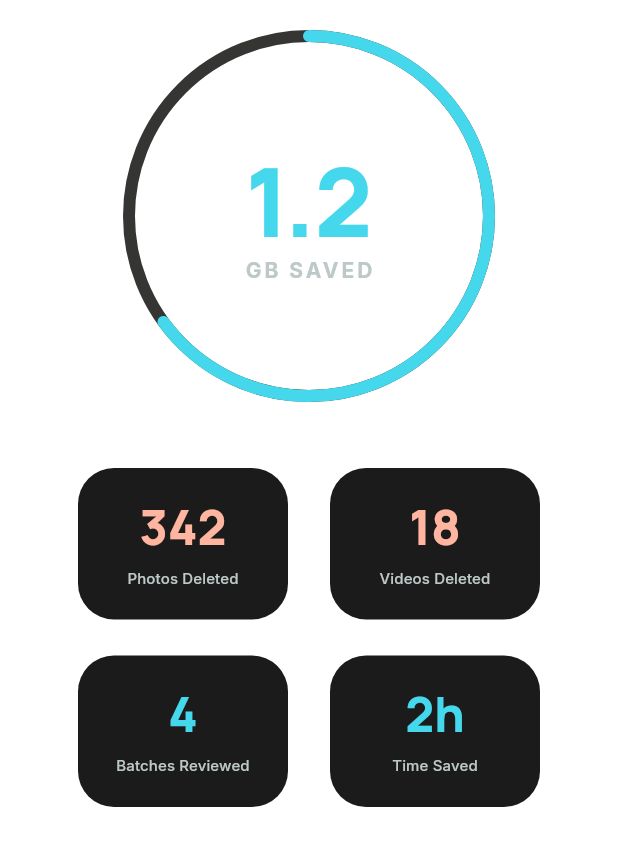
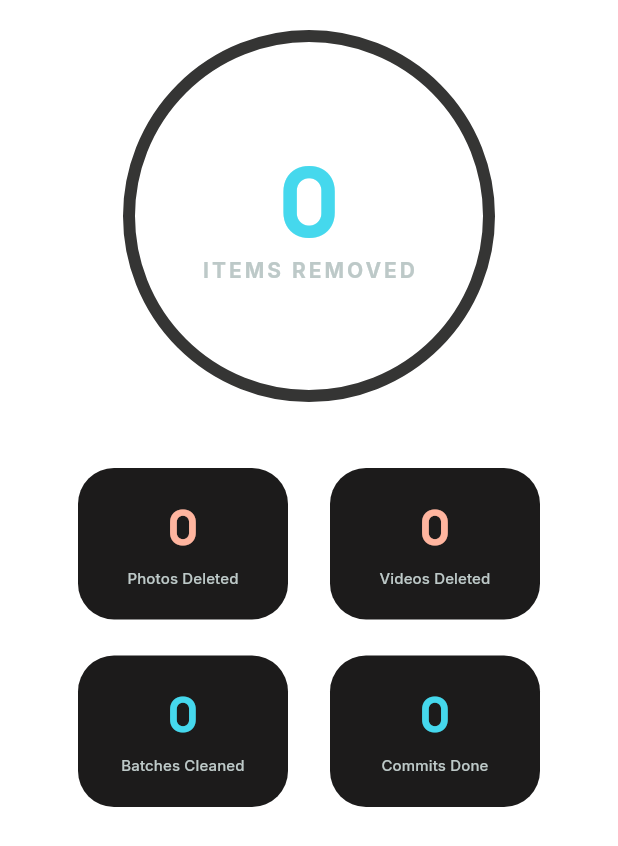
Before and after one commit to Askarov5/swipify, a Flutter app: the StatsScreen screen opened directly, on a phone screen of 412 x 824 dp. Shown: the top 846 px of the screen. Run offline on Flutter 3.47's test engine with Material 3 defaults, Android fonts, the phone set to English and light mode, and no system bars; our stand-ins replace flutter_riverpod, google_fonts, shared_preferences, video_player; accounts and stored records are empty.

Commit message:
stats are working

```diff
--- a/lib/features/dashboard/stats_screen.dart
+++ b/lib/features/dashboard/stats_screen.dart
@@ -1,33 +1,61 @@
 import 'package:flutter/material.dart';
+import 'package:flutter_riverpod/flutter_riverpod.dart';
+
+import '../../core/providers/impact_stats_provider.dart';
+import '../../core/providers/photo_provider.dart';
+import '../../core/providers/preferences_provider.dart';
 import '../../core/theme.dart';
 
 /// When [embedded] is true, only scrollable content is returned (for use inside a parent shell with its own [Scaffold]/[AppBar]).
-class StatsScreen extends StatelessWidget {
+class StatsScreen extends ConsumerWidget {
   const StatsScreen({super.key, this.embedded = false});
 
   final bool embedded;
 
+  static const String _title = 'Swipify Impacts';
+
   @override
-  Widget build(BuildContext context) {
+  Widget build(BuildContext context, WidgetRef ref) {
+    final impact = ref.watch(impactStatsProvider);
+    final reviewedIds = ref.watch(reviewedIdsProvider);
+    final allMediaAsync = ref.watch(allMediaProvider);
+    final batchesAsync = ref.watch(batchedMediaProvider);
+
+    final libraryProgress = allMediaAsync.maybeWhen(
+      data: (list) {
+        final total = list.length;
+        if (total == 0) return 0.0;
+        final r = reviewedIds.length;
+        return (r / total).clamp(0.0, 1.0);
+      },
+      orElse: () => 0.0,
+    );
+
+    final batchesCleaned = batchesAsync.maybeWhen(
+      data: (batches) => batches.where((b) => b.isFullyReviewed).length,
+      orElse: () => 0,
+    );
+
+    final removed = impact.itemsRemovedTotal;
     final scrollable = SingleChildScrollView(
       padding: const EdgeInsets.all(24.0),
       child: Column(
         crossAxisAlignment: CrossAxisAlignment.center,
         children: [
-              // Massive Gamification Gauge
           Center(
             child: Stack(
               alignment: Alignment.center,
               children: [
-                    const SizedBox(
+                SizedBox(
                   width: 240,
                   height: 240,
                   child: CircularProgressIndicator(
-                        value: 0.65,
-                        strokeWidth: 8, // 8px stroke as designed
+                    value: libraryProgress,
+                    strokeWidth: 8,
                     backgroundColor: SwipifyTheme.surfaceContainerHighest,
-                        valueColor:
-                            AlwaysStoppedAnimation<Color>(SwipifyTheme.primary),
+                    valueColor: const AlwaysStoppedAnimation<Color>(
+                      SwipifyTheme.primary,
+                    ),
                     strokeCap: StrokeCap.round,
                   ),
                 ),
@@ -35,39 +63,41 @@ class StatsScreen extends StatelessWidget {
                   mainAxisAlignment: MainAxisAlignment.center,
                   children: [
                     Text(
-                          '1.2',
-                          style: Theme.of(context)
-                              .textTheme
-                              .displayLarge
-                              ?.copyWith(
-                                  fontSize: 64, color: SwipifyTheme.primary),
+                      '$removed',
+                      style: Theme.of(context).textTheme.displayLarge?.copyWith(
+                            fontSize: 64,
+                            color: SwipifyTheme.primary,
+                          ),
                     ),
                     Text(
-                          'GB SAVED',
-                          style: Theme.of(context)
-                              .textTheme
-                              .labelSmall
-                              ?.copyWith(
+                      'ITEMS REMOVED',
+                      style: Theme.of(context).textTheme.labelSmall?.copyWith(
                             fontSize: 14,
                             fontWeight: FontWeight.bold,
-                                  letterSpacing: 2),
+                            letterSpacing: 2,
+                          ),
                     ),
                   ],
                 ),
               ],
             ),
           ),
-
           const SizedBox(height: 48),
-
-              // Action Stats
           Row(
             mainAxisAlignment: MainAxisAlignment.spaceEvenly,
             children: [
               _buildStatCard(
-                      context, 'Photos Deleted', '342', SwipifyTheme.secondary),
+                context,
+                'Photos Deleted',
+                '${impact.photosDeletedTotal}',
+                SwipifyTheme.secondary,
+              ),
               _buildStatCard(
-                      context, 'Videos Deleted', '18', SwipifyTheme.secondary),
+                context,
+                'Videos Deleted',
+                '${impact.videosDeletedTotal}',
+                SwipifyTheme.secondary,
+              ),
             ],
           ),
           const SizedBox(height: 24),
@@ -75,9 +105,17 @@ class StatsScreen extends StatelessWidget {
             mainAxisAlignment: MainAxisAlignment.spaceEvenly,
             children: [
               _buildStatCard(
-                      context, 'Batches Reviewed', '4', SwipifyTheme.primary),
+                context,
+                'Batches Cleaned',
+                '$batchesCleaned',
+                SwipifyTheme.primary,
+              ),
               _buildStatCard(
-                      context, 'Time Saved', '2h', SwipifyTheme.primary),
+                context,
+                'Commits Done',
+                '${impact.commitsCompletedTotal}',
+                SwipifyTheme.primary,
+              ),
             ],
           ),
         ],
@@ -90,8 +128,10 @@ class StatsScreen extends StatelessWidget {
 
     return Scaffold(
       appBar: AppBar(
-        title: Text('Your Impact',
-            style: Theme.of(context).textTheme.headlineMedium),
+        title: Text(
+          _title,
+          style: Theme.of(context).textTheme.headlineMedium,
+        ),
         backgroundColor: Colors.transparent,
         elevation: 0,
       ),
@@ -100,7 +140,11 @@ class StatsScreen extends StatelessWidget {
   }
 
   Widget _buildStatCard(
-      BuildContext context, String label, String value, Color color) {
+    BuildContext context,
+    String label,
+    String value,
+    Color color,
+  ) {
     return Container(
       width: 140,
       padding: const EdgeInsets.all(20),
--- a/lib/features/library/library_review_screen.dart
+++ b/lib/features/library/library_review_screen.dart
@@ -44,7 +44,7 @@ class _LibraryReviewScreenState extends ConsumerState<LibraryReviewScreen> {
             : Text(
                 _selectedTab == _MainNavTab.email
                     ? 'Email Cleanup'
-                    : 'Your Impact',
+                    : 'Swipify Impacts',
                 style: Theme.of(context).textTheme.headlineSmall?.copyWith(
                       fontWeight: FontWeight.w600,
                     ),
```
Also changed, not shown: lib/core/providers/impact_stats_provider.dart (added, +62 -0 lines), lib/core/providers/photo_provider.dart (+11 -0 lines). Lines whose indentation alone changed are shown as unchanged.
